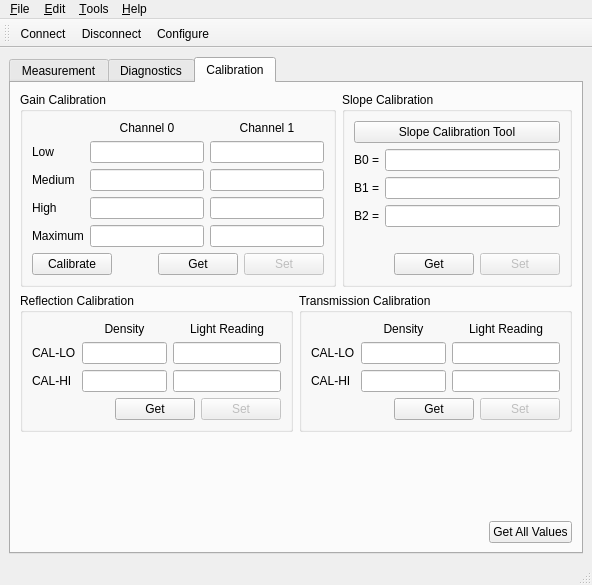
The window that software/desktop/src/mainwindow.ui (dektronics/printalyzer-densitometer) describes before a commit, drawn with Qt 5.
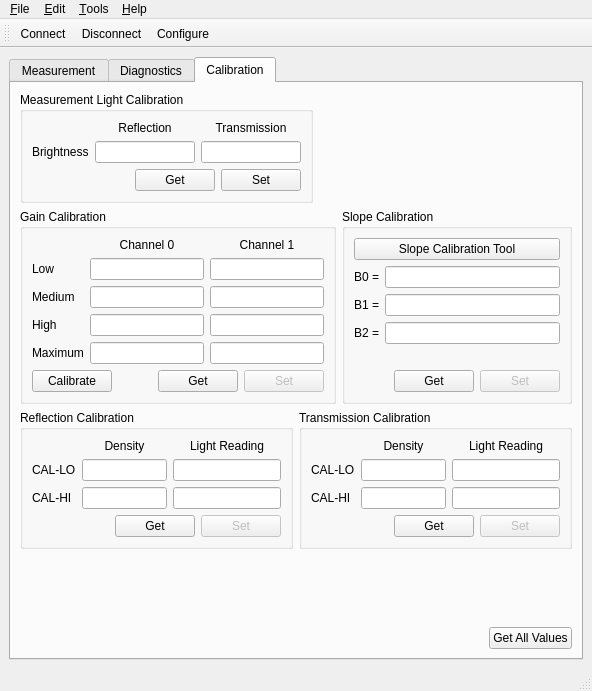
The same window after the commit. The open tabs and pages were chosen to show the change. Icons and pictures are not drawn.

Commit message:
Add support for measurement light calibration to the desktop app
This adds display/set/get of the new calibration values, and makes a few
general enhancements to the gain calibration dialog.

The edit to the form file:
```diff
--- a/software/desktop/src/mainwindow.ui
+++ b/software/desktop/src/mainwindow.ui
@@ -7,7 +7,7 @@
     <x>0</x>
     <y>0</y>
     <width>592</width>
-    <height>585</height>
+    <height>691</height>
    </rect>
   </property>
   <property name="sizePolicy">
@@ -480,7 +480,148 @@
        <attribute name="title">
         <string>Calibration</string>
        </attribute>
-       <layout class="QVBoxLayout" name="verticalLayout_10" stretch="0,0,1,0">
+       <layout class="QVBoxLayout" name="verticalLayout_10" stretch="0,0,0,1,0">
+        <item>
+         <layout class="QHBoxLayout" name="horizontalLayout_13">
+          <item>
+           <widget class="QGroupBox" name="lightGroupBox">
+            <property name="sizePolicy">
+             <sizepolicy hsizetype="Minimum" vsizetype="Minimum">
+              <horstretch>0</horstretch>
+              <verstretch>0</verstretch>
+             </sizepolicy>
+            </property>
+            <property name="title">
+             <string>Measurement Light Calibration</string>
+            </property>
+            <layout class="QVBoxLayout" name="verticalLayout_14">
+             <item>
+              <layout class="QGridLayout" name="gridLayout" columnstretch="0,1,1">
+               <item row="1" column="2">
+                <widget class="QLabel" name="tranLightLabel">
+                 <property name="text">
+                  <string>Transmission</string>
+                 </property>
+                 <property name="alignment">
+                  <set>Qt::AlignCenter</set>
+                 </property>
+                </widget>
+               </item>
+               <item row="2" column="0">
+                <widget class="QLabel" name="brightnessLabel">
+                 <property name="text">
+                  <string>Brightness</string>
+                 </property>
+                 <property name="alignment">
+                  <set>Qt::AlignLeading|Qt::AlignLeft|Qt::AlignVCenter</set>
+                 </property>
+                </widget>
+               </item>
+               <item row="1" column="1">
+                <widget class="QLabel" name="reflLightLabel">
+                 <property name="text">
+                  <string>Reflection</string>
+                 </property>
+                 <property name="alignment">
+                  <set>Qt::AlignCenter</set>
+                 </property>
+                </widget>
+               </item>
+               <item row="2" column="1">
+                <widget class="QLineEdit" name="reflLightLineEdit">
+                 <property name="sizePolicy">
+                  <sizepolicy hsizetype="Expanding" vsizetype="Fixed">
+                   <horstretch>0</horstretch>
+                   <verstretch>0</verstretch>
+                  </sizepolicy>
+                 </property>
+                 <property name="maximumSize">
+                  <size>
+                   <width>100</width>
+                   <height>16777215</height>
+                  </size>
+                 </property>
+                 <property name="maxLength">
+                  <number>3</number>
+                 </property>
+                 <property name="alignment">
+                  <set>Qt::AlignLeading|Qt::AlignLeft|Qt::AlignVCenter</set>
+                 </property>
+                </widget>
+               </item>
+               <item row="2" column="2">
+                <widget class="QLineEdit" name="tranLightLineEdit">
+                 <property name="sizePolicy">
+                  <sizepolicy hsizetype="Expanding" vsizetype="Fixed">
+                   <horstretch>0</horstretch>
+                   <verstretch>0</verstretch>
+                  </sizepolicy>
+                 </property>
+                 <property name="maximumSize">
+                  <size>
+                   <width>100</width>
+                   <height>16777215</height>
+                  </size>
+                 </property>
+                 <property name="maxLength">
+                  <number>3</number>
+                 </property>
+                 <property name="alignment">
+                  <set>Qt::AlignLeading|Qt::AlignLeft|Qt::AlignVCenter</set>
+                 </property>
+                </widget>
+               </item>
+              </layout>
+             </item>
+             <item>
+              <layout class="QHBoxLayout" name="horizontalLayout_14">
+               <item>
+                <spacer name="horizontalSpacer_8">
+                 <property name="orientation">
+                  <enum>Qt::Horizontal</enum>
+                 </property>
+                 <property name="sizeHint" stdset="0">
+                  <size>
+                   <width>40</width>
+                   <height>20</height>
+                  </size>
+                 </property>
+                </spacer>
+               </item>
+               <item>
+                <widget class="QPushButton" name="lightGetPushButton">
+                 <property name="text">
+                  <string>Get</string>
+                 </property>
+                </widget>
+               </item>
+               <item>
+                <widget class="QPushButton" name="lightSetPushButton">
+                 <property name="text">
+                  <string>Set</string>
+                 </property>
+                </widget>
+               </item>
+              </layout>
+             </item>
+            </layout>
+           </widget>
+          </item>
+          <item>
+           <spacer name="horizontalSpacer_6">
+            <property name="orientation">
+             <enum>Qt::Horizontal</enum>
+            </property>
+            <property name="sizeHint" stdset="0">
+             <size>
+              <width>40</width>
+              <height>20</height>
+             </size>
+            </property>
+           </spacer>
+          </item>
+         </layout>
+        </item>
         <item>
          <layout class="QHBoxLayout" name="horizontalLayout_6" stretch="0,0">
           <property name="sizeConstraint">
```
The commit also changes 11 other files.
